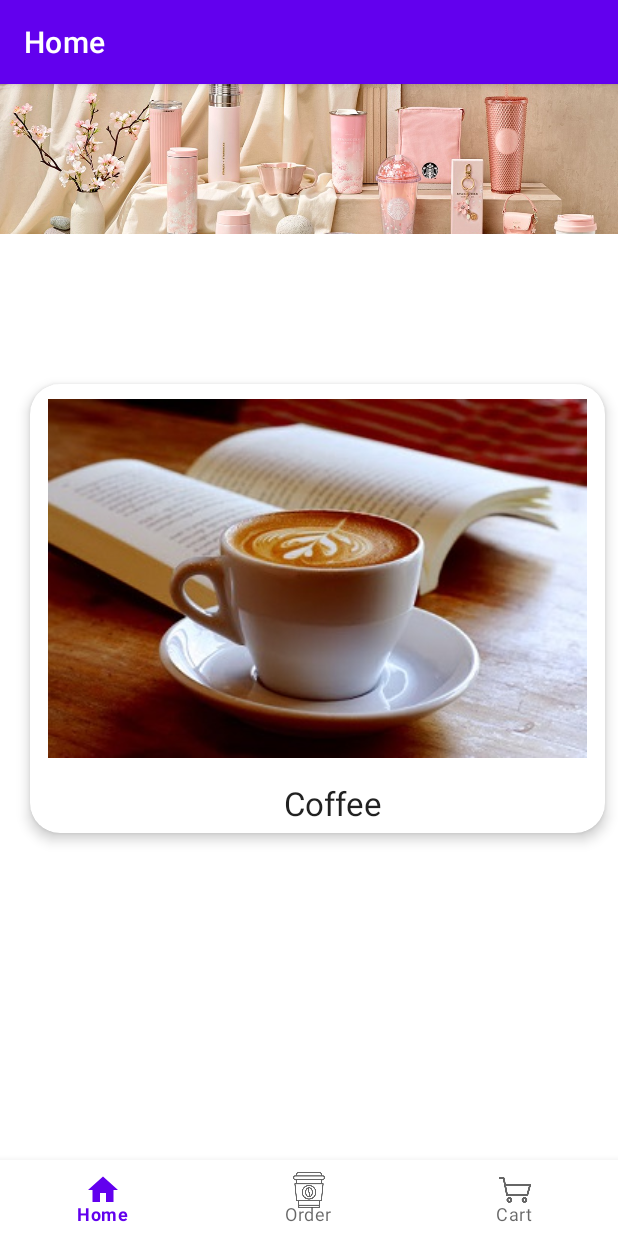
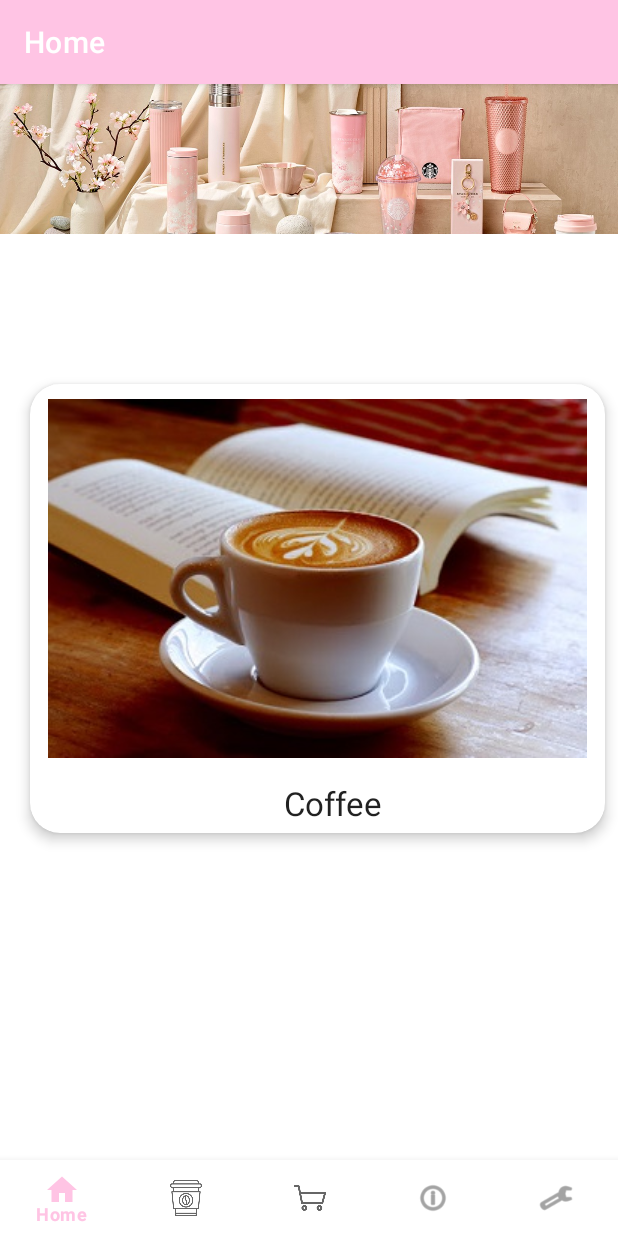
Before and after one commit to luisebampas/CafeManager, an Android app: the screen it shows after launch (MainActivity), on a phone screen of 412 x 824 dp. Run offline under Robolectric (Android 15) with nearby library versions, the phone set to English and light mode, and no system bars; our stand-ins replace CircleImageView, navigation-ui.

```diff
--- a/Cafe_User/app/build.gradle
+++ b/Cafe_User/app/build.gradle
@@ -52,6 +52,7 @@ dependencies {
     implementation 'androidx.legacy:legacy-support-v4:1.0.0'
     implementation 'com.dinuscxj:circleprogressbar:1.3.0'
 
+
     testImplementation 'junit:junit:4.+'
     androidTestImplementation 'androidx.test.ext:junit:1.1.2'
     androidTestImplementation 'androidx.test.espresso:espresso-core:3.3.0'
--- a/Cafe_User/app/src/main/java/com/example/cafe_user/MainActivity.kt
+++ b/Cafe_User/app/src/main/java/com/example/cafe_user/MainActivity.kt
@@ -42,7 +42,6 @@ class MainActivity : AppCompatActivity() {
         setupActionBarWithNavController(navController, appBarConfiguration)
         navView.setupWithNavController(navController)
 
-
     }
 
     fun setFragment(name:String){
--- a/Cafe_User/app/src/main/res/layout/order_screen.xml
+++ b/Cafe_User/app/src/main/res/layout/order_screen.xml
@@ -9,7 +9,8 @@
         android:layout_height="match_parent"
         android:orientation="vertical"
         android:layout_marginLeft="20dp"
-
+        android:layout_marginRight="20dp"
+        android:gravity="center_vertical"
         >
         <ImageButton
             android:id="@+id/category_coffee"
--- a/Cafe_User/app/src/main/res/menu/bottom_nav_menu.xml
+++ b/Cafe_User/app/src/main/res/menu/bottom_nav_menu.xml
@@ -15,5 +15,14 @@
         android:icon="@drawable/cart"
         android:title="@string/title_cart" />
 
+    <item
+        android:id="@+id/navigation_ostate"
+        android:icon="@android:drawable/ic_menu_info_details"
+        android:title="@string/title_orderstate" />
+
+    <item
+        android:id="@+id/navigation_customcontrol"
+        android:icon="@android:drawable/ic_menu_manage"
+        android:title="@string/title_customcontrol" />
 
 </menu>
--- a/Cafe_User/app/src/main/res/navigation/mobile_navigation.xml
+++ b/Cafe_User/app/src/main/res/navigation/mobile_navigation.xml
@@ -22,4 +22,16 @@
         android:name="com.example.cafe_user.ui.cart.CartFragment"
         android:label="@string/title_cart"
         tools:layout="@layout/fragment_cart" />
+
+    <fragment
+        android:id="@+id/navigation_ostate"
+        android:name="com.example.cafe_user.ui.custom.CustomControl"
+        android:label="@string/title_orderstate"
+        tools:layout="@layout/custom_control" />
+
+    <fragment
+        android:id="@+id/navigation_customcontrol"
+        android:name="com.example.cafe_user.ui.custom.CustomControl"
+        android:label="@string/title_customcontrol"
+        tools:layout="@layout/custom_control" />
 </navigation>
--- a/Cafe_User/app/src/main/res/values/strings.xml
+++ b/Cafe_User/app/src/main/res/values/strings.xml
@@ -3,7 +3,8 @@
     <string name="title_home">Home</string>
     <string name="title_order">Order</string>
     <string name="title_cart">Cart</string>
-
+    <string name="title_orderstate">Order State</string>
+    <string name="title_customcontrol">Seat Settings</string>
 
     <string name="menu_kor_name">한글메뉴</string>
     <string name="menu_eng_name">영어메뉴</string>
--- a/Cafe_User/app/src/main/res/values/themes.xml
+++ b/Cafe_User/app/src/main/res/values/themes.xml
@@ -2,8 +2,8 @@
     <!-- Base application theme. -->
     <style name="Theme.Cafe_User" parent="Theme.MaterialComponents.DayNight.DarkActionBar">
         <!-- Primary brand color. -->
-        <item name="colorPrimary">@color/purple_500</item>
-        <item name="colorPrimaryVariant">@color/purple_700</item>
+        <item name="colorPrimary">#ffc4e4</item>
+        <item name="colorPrimaryVariant">#ffc0cb</item>
         <item name="colorOnPrimary">@color/white</item>
         <!-- Secondary brand color. -->
         <item name="colorSecondary">@color/teal_200</item>
```
